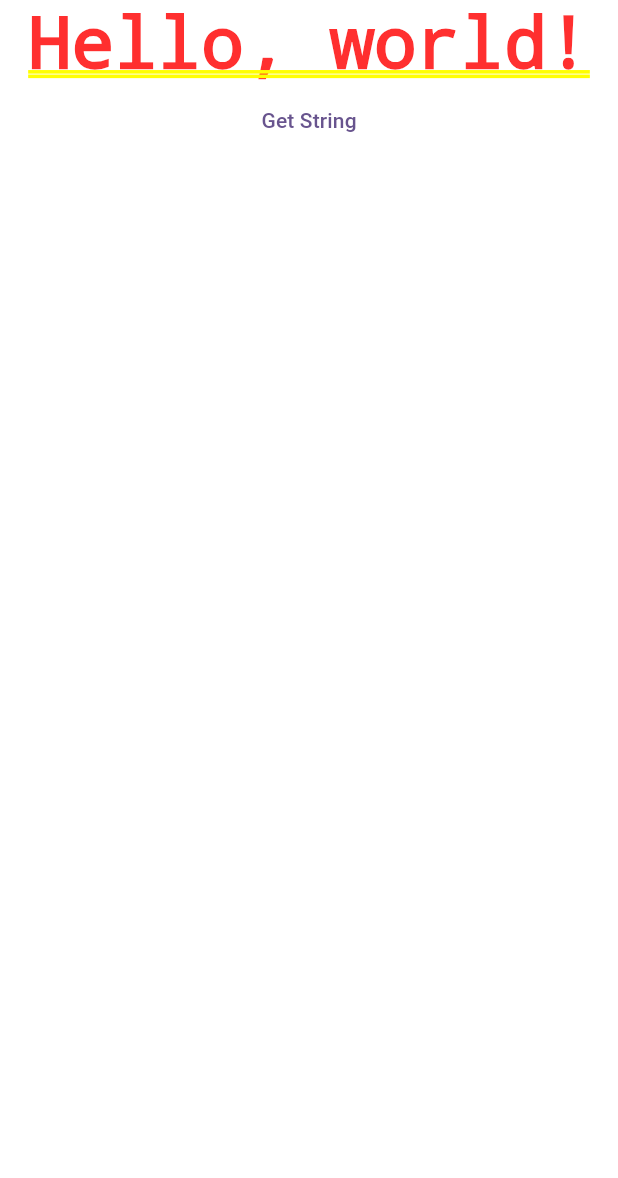
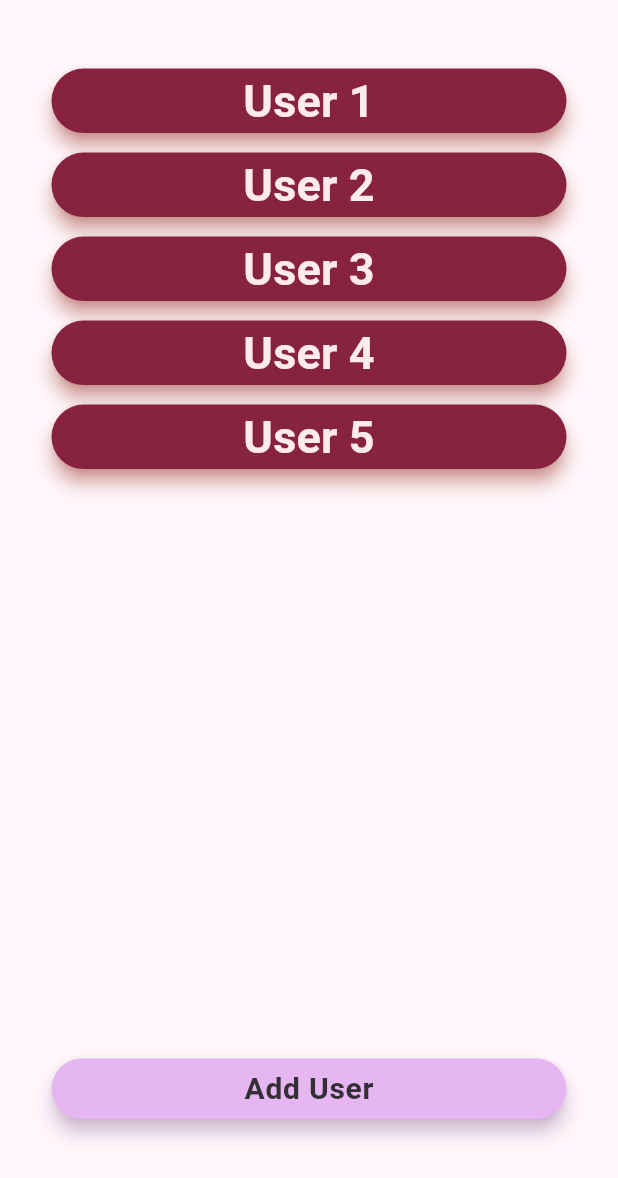
Before and after one commit to Duzzuti/passwd_manager_client, a Flutter app: the screen it shows after launch, on a phone screen of 412 x 824 dp. Shown: the top 1178 px of the screen. Run offline on Flutter 3.47's test engine with Material 2 defaults, Android fonts, the phone set to English and light mode, and no system bars.

Commit message:
Add login page

```diff
--- /dev/null
+++ b/lib/login/pages/login_page.dart
@@ -0,0 +1,64 @@
+import 'package:flutter/material.dart';
+import 'package:passwd_manager_client/login/widgets/user_chip.dart';
+
+class LoginPage extends StatelessWidget {
+
+  final List<String> userList;
+
+  const LoginPage({super.key, required this.userList});
+
+  @override
+  Widget build(BuildContext context) {
+    return Scaffold(
+      body: Column(
+        children: [
+          const Spacer(),
+          Expanded(
+            flex: 15,
+            child: ListView.builder(
+              itemCount: userList.length,
+              scrollDirection: Axis.vertical,
+              shrinkWrap: true,
+              itemBuilder: (context, index){
+                return UserChip(userList: userList, context : context, index: index);
+              }
+            ),
+          ),
+          const Spacer(),
+          Expanded(
+            flex: 3,
+            child: Row(
+              children: [
+                const Spacer(),
+                Expanded(
+                  flex: 10,
+                  child: ElevatedButton(
+                    style: ButtonStyle(
+                      backgroundColor: MaterialStatePropertyAll(Theme.of(context).colorScheme.inversePrimary),
+                      overlayColor: MaterialStatePropertyAll(Theme.of(context).colorScheme.surfaceVariant),
+                      shadowColor: MaterialStatePropertyAll(Theme.of(context).colorScheme.inversePrimary),
+                      elevation: const MaterialStatePropertyAll(5),
+                      animationDuration: const Duration(milliseconds: 1000),
+                      visualDensity: const VisualDensity(vertical: 0.1),
+                    ),
+                    onPressed: () {
+
+                    },
+                    child: Text(
+                      "Add User",
+                      style: Theme.of(context).textTheme.labelMedium!.copyWith(
+                        color: Theme.of(context).colorScheme.inverseSurface,
+                      ),
+                    ),
+                  ),
+                ),
+                const Spacer(),
+              ],
+            ),
+          ),
+          const Spacer(),
+        ],
+      ),
+    );
+  }
+}
--- /dev/null
+++ b/lib/login/widgets/user_chip.dart
@@ -0,0 +1,49 @@
+import 'package:flutter/material.dart';
+
+class UserChip extends StatelessWidget {
+
+  final List<String> userList;
+  final int index;
+  final BuildContext context;
+
+
+  const UserChip({
+    super.key,
+    required this.userList,
+    required this.context,
+    required this.index
+  });
+
+  @override
+  Widget build(BuildContext context) {
+    return Padding(
+      padding: const EdgeInsets.symmetric(vertical: 4),
+      child: Row(
+        children: [
+          const Spacer(),
+          Expanded(
+            flex: 10,
+            child: ElevatedButton(
+              style: ButtonStyle(
+                backgroundColor: MaterialStatePropertyAll(Theme.of(context).colorScheme.primary),
+                overlayColor: MaterialStatePropertyAll(Theme.of(context).colorScheme.secondary),
+                shadowColor: MaterialStatePropertyAll(Theme.of(context).colorScheme.tertiary),
+                elevation: const MaterialStatePropertyAll(5),
+                animationDuration: const Duration(milliseconds: 1000),
+
+              ),
+              onPressed: () {
+
+              },
+              child: Text(
+                userList[index],
+                style: Theme.of(context).textTheme.labelLarge,
+              ),
+            ),
+          ),
+          const Spacer(),
+        ],
+      ),
+    );
+  }
+}
--- a/lib/main.dart
+++ b/lib/main.dart
@@ -1,5 +1,5 @@
 import 'package:flutter/material.dart';
-import 'package:passwd_manager_client/serverw.dart';
+import 'package:passwd_manager_client/login/pages/login_page.dart';
 
 void main() {
   runApp(const MyApp());
@@ -11,14 +11,35 @@ class MyApp extends StatelessWidget {
   // This widget is the root of your application.
   @override
   Widget build(BuildContext context) {
+    List<String> userList = [];
+    for (var i = 0; i < 5; i++) {
+      userList.add("User ${i+1}");
+    }
     return MaterialApp(
       debugShowCheckedModeBanner: false,
       title: 'Flutter Demo',
       theme: ThemeData(
-        colorScheme: ColorScheme.fromSeed(seedColor: Colors.deepPurple),
-        useMaterial3: true,
+        useMaterial3: true, colorScheme: ColorScheme.fromSeed(seedColor: const Color.fromARGB(255, 34, 9, 44))
+        .copyWith(
+          background: const Color.fromARGB(255, 34, 9, 44),
+          primary: const Color.fromARGB(255, 135, 35, 65),
+          secondary: const Color.fromARGB(255, 190, 49, 68),
+          tertiary: const Color.fromARGB(255, 240, 89, 65),
+        ),
+        textTheme: TextTheme(
+          labelLarge: TextStyle(
+            color: Colors.red[50],
+            fontWeight: FontWeight.bold,
+            fontSize: 30,
+          ),
+          labelMedium: TextStyle(
+            color: Colors.red[50],
+            fontWeight: FontWeight.bold,
+            fontSize: 20,
+          ),
+        )
       ),
-      home: const ServerW(),
+      home: LoginPage(userList: userList),
     );
   }
 }
```
